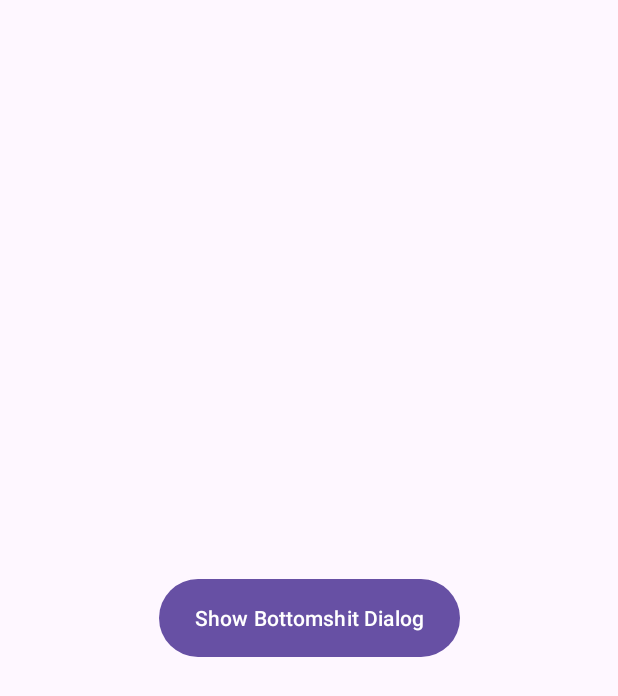
After one commit to mehedii-hassan/Petpat, an Android app: the layout activity_bottom_shitdialog_open_test.xml on its own in the app's theme, with its tools: preview values and no code run, on a phone screen of 412 x 824 dp. The commit adds this screen. Shown: the top 696 px of the screen. Run offline under Robolectric (Android 15) with nearby library versions, the phone set to English and light mode, and no system bars.

Commit message:
button click bottomshit dialog open

```diff
--- a/app/src/main/AndroidManifest.xml
+++ b/app/src/main/AndroidManifest.xml
@@ -1,7 +1,6 @@
 <?xml version="1.0" encoding="utf-8"?>
 <manifest xmlns:android="http://schemas.android.com/apk/res/android"
     xmlns:tools="http://schemas.android.com/tools">
-
 
     <uses-permission android:name="android.permission.INTERNET" />
     <uses-permission android:name="android.permission.ACCESS_FINE_LOCATION" />
@@ -19,6 +18,9 @@
         tools:targetApi="31">
         <activity
             android:name=".ui.activities.BranchDetailsActivity"
+            android:exported="false" />
+        <activity
+            android:name=".ui.activities.BottomShitdialogOpenTestActivity"
             android:exported="true">
             <intent-filter>
                 <action android:name="android.intent.action.MAIN" />
@@ -30,7 +32,6 @@
         <meta-data
             android:name="com.google.android.geo.API_KEY"
             android:value="@string/API_KEY" />
-
     </application>
 
 </manifest>
--- a/app/src/main/java/com/example/petpatandroidappdemo/ui/fragments/dialogfragments/ProductDetailsDialogFragment.kt
+++ b/app/src/main/java/com/example/petpatandroidappdemo/ui/fragments/dialogfragments/ProductDetailsDialogFragment.kt
@@ -7,9 +7,10 @@ import android.view.View
 import android.view.ViewGroup
 import androidx.fragment.app.DialogFragment
 import com.example.petpatandroidappdemo.R
+import com.google.android.material.bottomsheet.BottomSheetDialogFragment
 
 
-class ProductDetailsDialogFragment : DialogFragment() {
+class ProductDetailsDialogFragment : BottomSheetDialogFragment() {
 
 
 
--- /dev/null
+++ b/app/src/main/res/layout/activity_bottom_shitdialog_open_test.xml
@@ -0,0 +1,27 @@
+<?xml version="1.0" encoding="utf-8"?>
+<layout xmlns:android="http://schemas.android.com/apk/res/android"
+    xmlns:app="http://schemas.android.com/apk/res-auto"
+    xmlns:tools="http://schemas.android.com/tools">
+
+    <data>
+
+    </data>
+
+    <androidx.constraintlayout.widget.ConstraintLayout
+        android:layout_width="match_parent"
+        android:layout_height="match_parent"
+        tools:context=".ui.activities.BottomShitdialogOpenTestActivity">
+
+
+        <Button
+            android:id="@+id/btnShowBottomShitDialog"
+            android:layout_width="wrap_content"
+            android:layout_height="60dp"
+            android:text="@string/show_bottomshit_dialog"
+            android:textColor="#ffffff"
+            app:layout_constraintBottom_toBottomOf="parent"
+            app:layout_constraintEnd_toEndOf="parent"
+            app:layout_constraintStart_toStartOf="parent"
+            app:layout_constraintTop_toTopOf="parent" />
+    </androidx.constraintlayout.widget.ConstraintLayout>
+</layout>
--- a/app/src/main/res/layout/fragment_product_details_dialog.xml
+++ b/app/src/main/res/layout/fragment_product_details_dialog.xml
@@ -4,7 +4,6 @@
     xmlns:tools="http://schemas.android.com/tools"
     android:layout_width="match_parent"
     android:layout_height="wrap_content"
-    android:layout_marginTop="30dp"
     tools:context=".ui.fragments.dialogfragments.ProductDetailsDialogFragment">
 
 
--- a/app/src/main/res/values/strings.xml
+++ b/app/src/main/res/values/strings.xml
@@ -52,5 +52,6 @@
     <string name="_05223232434">05223232434</string>
     <string name="review_optional">Review (optional)</string>
     <string name="submit">Submit</string>
+    <string name="show_bottomshit_dialog">Show Bottomshit Dialog</string>
 
 </resources>
```
Also changed, not shown: app/src/main/java/com/example/petpatandroidappdemo/ui/activities/BottomShitdialogOpenTestActivity.kt (added, +25 -0 lines).
